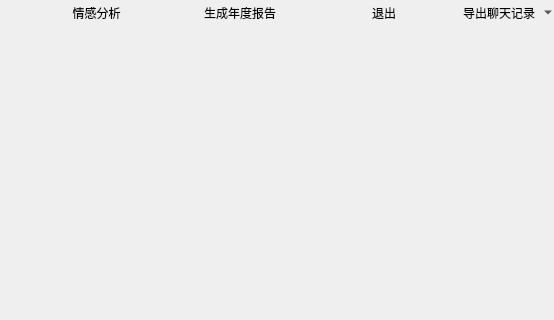
Above: app/Ui/contact/contactInfoUi.ui from LC044/WeChatMsg before the change; both pictures show x 263 to 817 and y 0 to 320 of the 817 by 748 pixel window. Below: the same form after it.
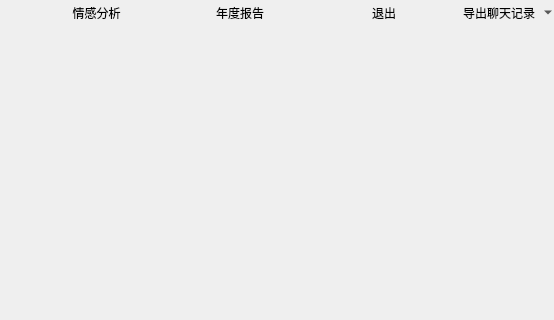
That is the form after the change. Icons and pictures are not drawn.

What changed in the file:
```diff
--- a/app/Ui/contact/contactInfoUi.ui
+++ b/app/Ui/contact/contactInfoUi.ui
@@ -102,7 +102,7 @@
                                 <item>
                                     <widget class="QPushButton" name="btn_report">
                                         <property name="text">
-                                            <string>生成年度报告</string>
+                                            <string>年度报告</string>
                                         </property>
                                         <property name="flat">
                                             <bool>true</bool>
```
